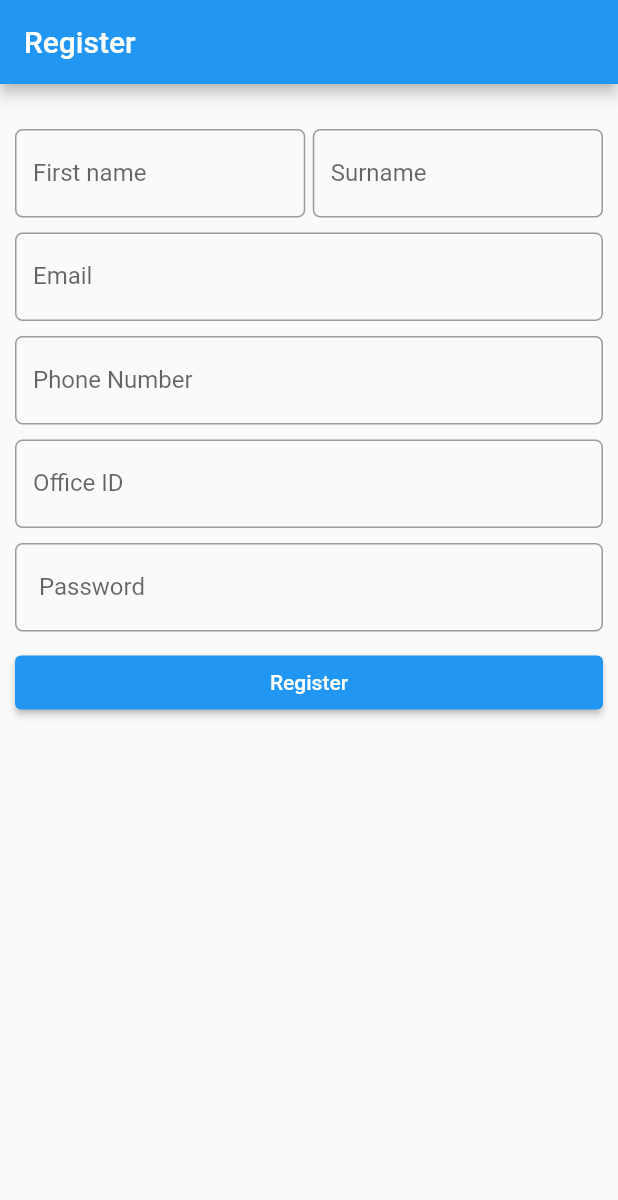
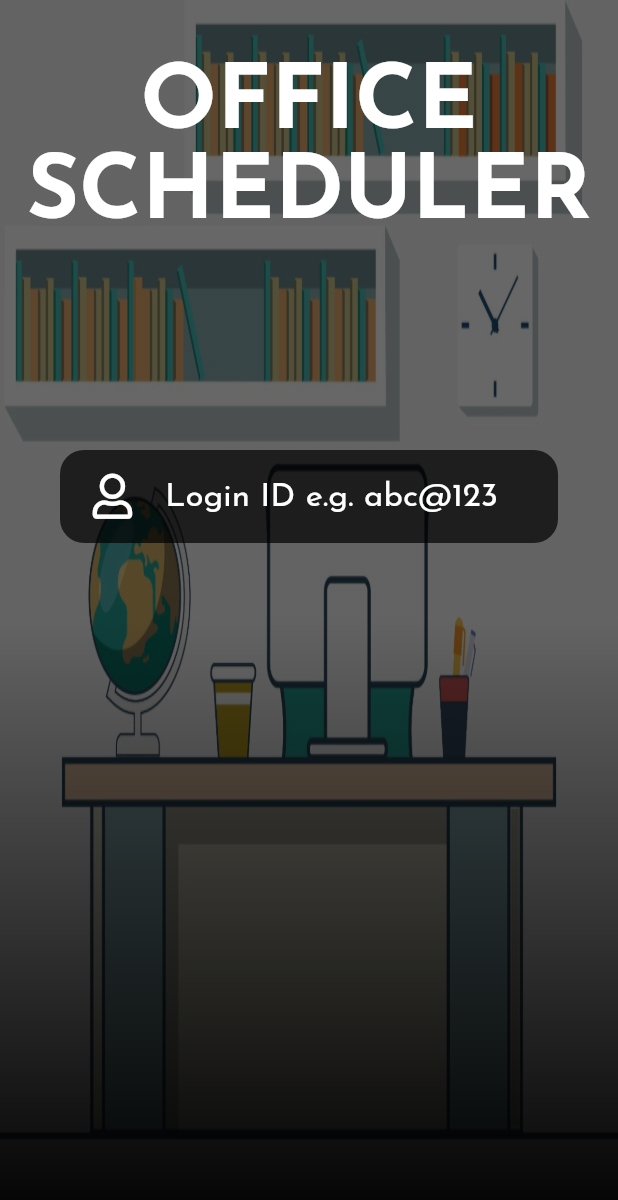
Before and after one commit to vaishnavikpatil/office_schedular, a Flutter app: the screen it shows after launch, on a phone screen of 412 x 824 dp. Shown: the top 1200 px of the screen. Run offline on Flutter 3.47's test engine with Material 2 defaults, Android fonts, the phone set to English and light mode, and no system bars; our stand-ins replace font_awesome_flutter, google_fonts.

Commit message:
this is my second commit

```diff
--- a/lib/app_screens/login_screen.dart
+++ b/lib/app_screens/login_screen.dart
@@ -0,0 +1,67 @@
+import 'package:flutter/cupertino.dart';
+import 'package:flutter/material.dart';
+import 'package:font_awesome_flutter/font_awesome_flutter.dart';
+import 'package:office_schedular/palatte.dart';
+import '../widgets/widgets.dart';
+class  LoginPage extends StatelessWidget{
+
+@override
+  Widget build(BuildContext context){
+    return Stack(
+      children: [
+        BackgroundImage(),
+        Scaffold(
+          backgroundColor: Colors.transparent,
+          body: SafeArea(
+            child: Column(
+              children: [
+                Container(
+                  height: 200,
+                  child: Center(
+                      child: Text(
+                          'OFFICE SCHEDULER',
+                        style: kHeading,
+                        textAlign: TextAlign.center,
+                      ),
+                    ),
+                ),
+                SizedBox(
+                  height: 100,
+                ),
+                Container(
+                  padding: const EdgeInsets.symmetric(horizontal: 40),
+                  child: Column(children: [
+                    Container(
+                      decoration: BoxDecoration(color: Colors.black.withOpacity(0.7),
+                        borderRadius: BorderRadius.circular(16),
+                      ),
+                      child: TextField(
+                        decoration: InputDecoration(
+                          contentPadding: const EdgeInsets.symmetric(vertical: 20),
+                            border: InputBorder.none,
+                           hintText: 'Login ID e.g. abc@123',
+                          hintStyle: kBodyText,
+
+                          prefixIcon: Padding(
+                            padding: const EdgeInsets.symmetric(horizontal: 20),
+                            child: Icon(FontAwesomeIcons.user,
+                              color: Colors.white,
+                              size: 30,
+                            ),
+                          )
+                        ),
+                        style: kBodyText,
+                        keyboardType: TextInputType.emailAddress,
+                        textInputAction: TextInputAction.next,
+                      ),
+                    )
+                  ],),
+                )
+              ],
+            ),
+          ),
+        ),
+      ],
+    );
+  }
+}
--- a/lib/main.dart
+++ b/lib/main.dart
@@ -1,12 +1,16 @@
-import 'package:flutter/material.dart';
-import './app_screens/register_screen.dart';
-
-void main(){
+import 'package:flutter/material.dart'  show Colors, MaterialApp, ThemeData, WidgetsFlutterBinding, runApp;
+import './app_screens/login_screen.dart';
+import 'package:google_fonts/google_fonts.dart' show GoogleFonts;
+void main()
+async{
+  WidgetsFlutterBinding.ensureInitialized();
   runApp(
       MaterialApp(
         debugShowCheckedModeBanner: false,
-        home:Register(),
+        home: LoginPage(),
         theme: ThemeData(
+          textTheme:
+          GoogleFonts.josefinSansTextTheme(),
             primaryColor: Colors.teal,
             accentColor: Colors.tealAccent,
         ),
--- /dev/null
+++ b/lib/palatte.dart
@@ -0,0 +1,12 @@
+import 'package:flutter/cupertino.dart';
+import 'package:flutter/material.dart' show Colors, FontWeight, TextStyle;
+const TextStyle kHeading = TextStyle(
+  fontSize: 60,
+  fontWeight: FontWeight.bold,
+  color: Colors.white,
+);
+
+const TextStyle kBodyText = TextStyle(
+  fontSize: 22,
+  color: Colors.white,
+);
--- /dev/null
+++ b/lib/widgets/background-image.dart
@@ -0,0 +1,27 @@
+import 'package:flutter/material.dart';
+class BackgroundImage extends StatelessWidget {
+  const BackgroundImage({
+    Key? key,
+  }) : super(key: key);
+
+  @override
+  Widget build(BuildContext context) {
+    return ShaderMask(
+      shaderCallback: (bounds) => LinearGradient(
+        colors: [Colors.black,Colors.black12],
+        begin: Alignment.bottomCenter,
+        end: Alignment.center,
+
+      ).createShader(bounds),blendMode: BlendMode.darken,
+      child: Container(
+        decoration: BoxDecoration(image: DecorationImage(
+          image: AssetImage('assets/office_desk.jpg'),
+          fit: BoxFit.fill,
+          colorFilter: ColorFilter.mode(Colors.black54,
+              BlendMode.darken),
+        )
+        ),
+      ),
+    );
+  }
+}
--- /dev/null
+++ b/lib/widgets/widgets.dart
@@ -0,0 +1 @@
+export 'background-image.dart';
--- a/pubspec.yaml
+++ b/pubspec.yaml
@@ -29,6 +29,8 @@ dependencies:
   # Use with the CupertinoIcons class for iOS style icons.
   cupertino_icons: ^1.0.2
 
+  font_awesome_flutter: ^8.10.0
+  google_fonts: ^2.0.0
 dev_dependencies:
   flutter_test:
     sdk: flutter
@@ -46,7 +48,7 @@ flutter:
 
   # To add assets to your application, add an assets section, like this:
   assets:
-    - images/office.jpeg
+    - assets/office_desk.jpg
   #   - images/a_dot_ham.jpeg
 
   # An image asset can refer to one or more resolution-specific "variants", see
```
Also changed, not shown: assets/office_desk.jpg (added), pubspec.lock, 3 other files.
